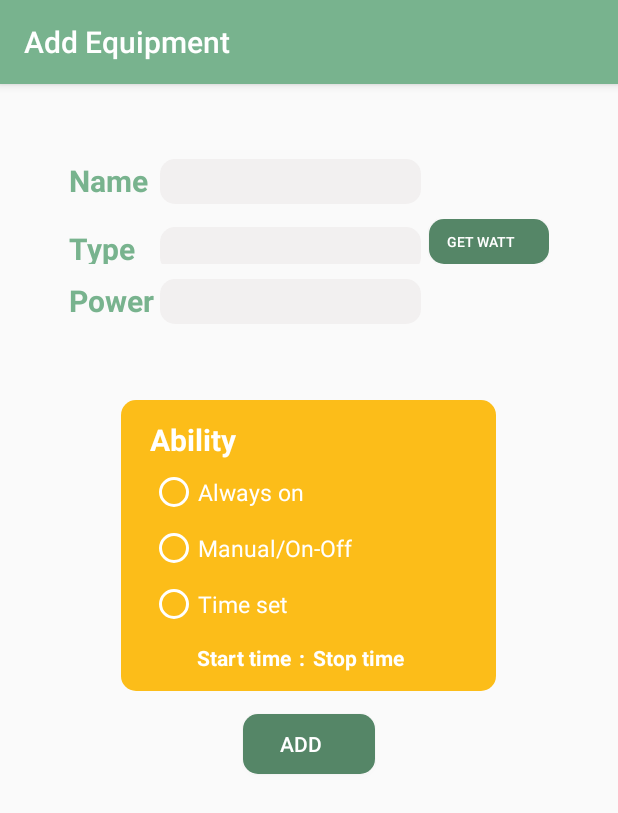
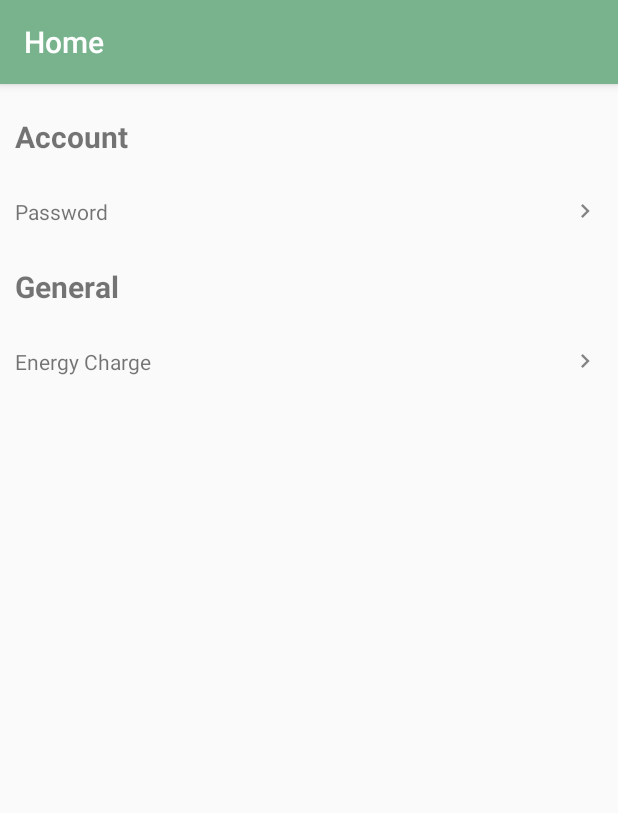
Before and after one commit to SkipperXZ/real-time-electricity-bill-calculation, an Android app: the screen it shows after launch once a user with an empty profile is signed in (AddItemActivity before the commit, SettingActivity after it), in the options menu, after a tap on "Settings", on a phone screen of 412 x 824 dp. Shown: the top 813 px of the screen. Run offline under Robolectric (Android 15) with nearby library versions, the phone set to English and light mode, and no system bars; our stand-ins replace Firebase (no records; nobody signed in at launch, a user with empty details on screens opened directly); libraries missing offline, so code that uses them is left out: com.github.mikephil.charting; 23 statements that could not run were skipped.

Commit message:
เปลี่ยนpasswordได้แล้ว

```diff
--- a/Home_GN/app/src/main/AndroidManifest.xml
+++ b/Home_GN/app/src/main/AndroidManifest.xml
@@ -39,6 +39,9 @@
             android:screenOrientation="portrait">
 
         </activity>
+
+        <activity android:name=".UpdatePassword" android:screenOrientation="portrait"></activity>
+        <activity android:name=".SettingActivity" android:screenOrientation="portrait"></activity>
         <activity android:name=".edit.EditActivity" android:screenOrientation="portrait"></activity>
 
         <meta-data
--- a/Home_GN/app/src/main/java/com/example/a59011178/home/HomeActivity.java
+++ b/Home_GN/app/src/main/java/com/example/a59011178/home/HomeActivity.java
@@ -106,7 +106,8 @@ public class HomeActivity extends AppCompatActivity {
         // as you specify a parent activity in AndroidManifest.xml. action_Edit_Equip
         switch (item.getItemId()) {
             case R.id.action_settings:
-                startActivity(new Intent(HomeActivity.this, AddItemActivity.class));
+                Intent i2=new Intent(getApplicationContext(),SettingActivity.class);
+                startActivity(i2);
                 break;
             case R.id.action_Log_out:
 
--- /dev/null
+++ b/Home_GN/app/src/main/java/com/example/a59011178/home/SettingActivity.java
@@ -0,0 +1,36 @@
+package com.example.a59011178.home;
+
+import android.content.Intent;
+import android.os.Bundle;
+import android.support.annotation.NonNull;
+import android.support.v7.app.AppCompatActivity;
+import android.text.TextUtils;
+import android.view.View;
+import android.widget.TextView;
+import android.widget.Toast;
+
+
+public class SettingActivity extends AppCompatActivity {
+
+    private TextView      upEmail,upPassword, sEnergycharge;
+
+    protected void onCreate(Bundle savedInstanceState) {
+        super.onCreate(savedInstanceState);
+        setContentView(R.layout.setting);
+
+
+       upPassword = findViewById(R.id.textView9);
+       sEnergycharge  = findViewById(R.id.textView12);
+        upPassword.setOnClickListener(new View.OnClickListener() {
+
+            public void onClick(View v) {
+                Intent intent = new Intent(SettingActivity.this, UpdatePassword.class);
+                startActivity(intent);}});
+
+        sEnergycharge.setOnClickListener(new View.OnClickListener() {
+
+            public void onClick(View v) {
+                Intent intent = new Intent(SettingActivity.this, RegisterActivity.class);
+                startActivity(intent);}});
+
+}}
--- /dev/null
+++ b/Home_GN/app/src/main/res/layout/setting.xml
@@ -0,0 +1,48 @@
+<?xml version="1.0" encoding="utf-8"?>
+<LinearLayout xmlns:android="http://schemas.android.com/apk/res/android"
+    android:layout_width="match_parent"
+    android:layout_height="wrap_content"
+    android:orientation="vertical"
+    android:padding="10dp"
+    >
+
+    <TextView
+        android:id="@+id/textView4"
+        android:layout_width="match_parent"
+        android:layout_height="50dp"
+        android:layout_weight="1"
+        android:text="Account"
+        android:textSize="20sp"
+        android:textStyle="bold"
+        android:gravity="center_vertical"
+        />
+
+    <TextView
+        android:id="@+id/textView9"
+        android:layout_width="match_parent"
+        android:layout_height="50dp"
+        android:drawableRight="@drawable/ic_action_click"
+        android:layout_weight="1"
+        android:text="Password"
+        android:gravity="center_vertical"/>
+
+    <TextView
+        android:id="@+id/textView10"
+        android:layout_width="match_parent"
+        android:layout_height="50dp"
+        android:layout_weight="1"
+        android:text="General"
+        android:textSize="20sp"
+        android:gravity="center_vertical"
+        android:textStyle="bold" />
+
+    <TextView
+        android:id="@+id/textView12"
+        android:layout_width="match_parent"
+        android:layout_height="50dp"
+        android:layout_weight="1"
+        android:gravity="center_vertical"
+        android:drawableRight="@drawable/ic_action_click"
+        android:text="Energy Charge" />
+
+</LinearLayout>
```
Also changed, not shown: Home_GN/app/src/main/java/com/example/a59011178/home/RegisterActivity.java (+7 -4 lines), Home_GN/app/src/main/java/com/example/a59011178/home/UpdatePassword.java (added, +72 -0 lines), Home_GN/app/src/main/res/layout/update_password.xml (added, +40 -0 lines), Home_GN/app/src/main/res/drawable-hdpi/ic_action_click.png (added), Home_GN/app/src/main/res/drawable-mdpi/ic_action_click.png (added), Home_GN/app/src/main/res/drawable-xhdpi/ic_action_click.png (added), Home_GN/app/src/main/res/drawable-xxhdpi/ic_action_click.png (added), Home_GN/app/src/main/res/drawable-xxxhdpi/ic_action_click.png (added).
